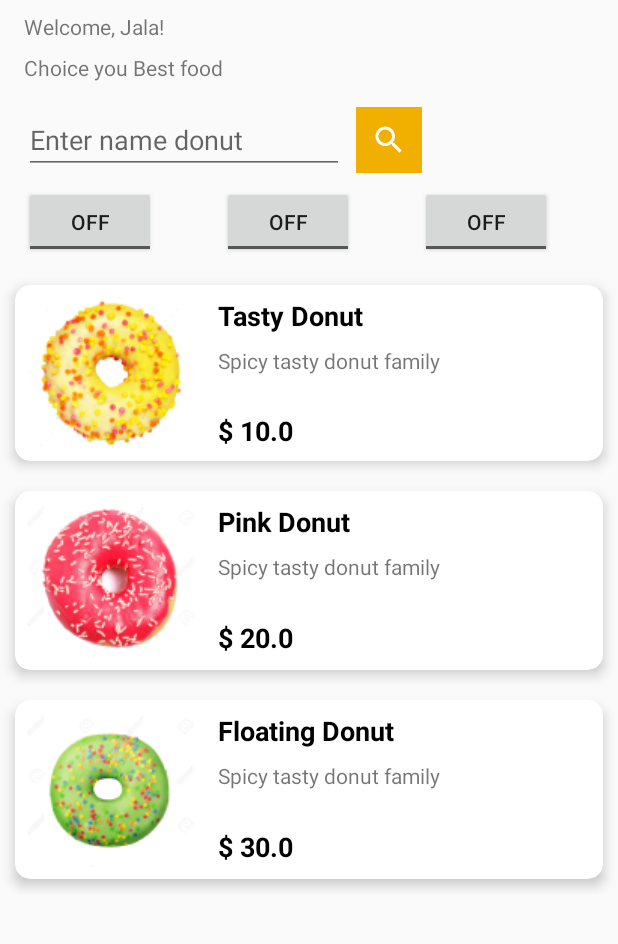
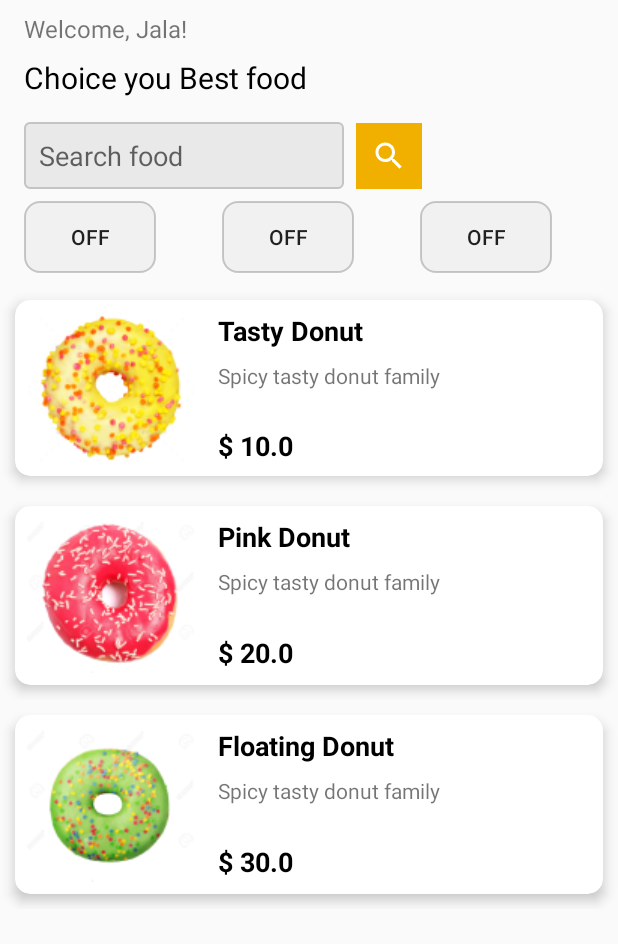
Before and after one commit to fankao/ANDROI-FRAGMENT-PRACTICE, an Android app: the screen it shows after launch (MainActivity), on a phone screen of 412 x 824 dp. Shown: the top 944 px of the screen. Run offline under Robolectric (Android 15) with nearby library versions, the phone set to English and light mode, and no system bars.

Commit message:
update UI

```diff
--- a/app/src/main/java/com/newtech/android/fragmentpratice/DonutAdapter.java
+++ b/app/src/main/java/com/newtech/android/fragmentpratice/DonutAdapter.java
@@ -51,6 +51,11 @@ public class DonutAdapter extends RecyclerView.Adapter<DonutAdapter.DonutViewHol
         return mDonutDTOS.size();
     }
 
+    public void setDonutDTOS(List<DonutDTO> donutDTOS) {
+        mDonutDTOS = donutDTOS;
+        notifyDataSetChanged();
+    }
+
     public class DonutViewHolder extends RecyclerView.ViewHolder implements View.OnClickListener {
         ImageView imageDonut;
         TextView txtNameDonut,txtDescDonut,txtPrice;
--- a/app/src/main/java/com/newtech/android/fragmentpratice/ListDonutFragment.java
+++ b/app/src/main/java/com/newtech/android/fragmentpratice/ListDonutFragment.java
@@ -9,10 +9,15 @@ import androidx.fragment.app.Fragment;
 import androidx.recyclerview.widget.LinearLayoutManager;
 import androidx.recyclerview.widget.RecyclerView;
 
+import android.text.Editable;
+import android.text.TextUtils;
+import android.text.TextWatcher;
 import android.util.Log;
 import android.view.LayoutInflater;
 import android.view.View;
 import android.view.ViewGroup;
+import android.widget.EditText;
+import android.widget.ImageButton;
 
 import com.newtech.android.fragmentpratice.model.DonutDTO;
 import com.newtech.android.fragmentpratice.model.DonutLab;
@@ -28,6 +33,9 @@ public class ListDonutFragment extends Fragment {
     RecyclerView recyclerDonut;
     DonutAdapter mDonutAdapter;
     List<DonutDTO> mDonutDTOS;
+
+    EditText edtSearch;
+    ImageButton btnSearch;
 
     private CallBack mCallBack;
 
@@ -71,6 +79,44 @@ public class ListDonutFragment extends Fragment {
             }
         });
 
+        edtSearch = view.findViewById(R.id.edtSearch);
+        //sự kiện xoá từ khoá tìm kiếm
+        edtSearch.addTextChangedListener(new TextWatcher() {
+            @Override
+            public void beforeTextChanged(CharSequence s, int start, int count, int after) {
+
+            }
+
+            @Override
+            public void onTextChanged(CharSequence s, int start, int before, int count) {
+                if(count == 0){
+                    //hiện lại danh sách ban đầu sau khi xoá hết
+                    mDonutDTOS.clear();
+                    mDonutAdapter.setDonutDTOS(DonutLab.getInstance(getActivity()).getDonutDTOS());
+                }
+            }
+
+            @Override
+            public void afterTextChanged(Editable s) {
+            }
+        });
+
+        btnSearch = view.findViewById(R.id.btnSearch);
+        btnSearch.setOnClickListener(new View.OnClickListener() {
+            @Override
+            public void onClick(View v) {
+                if(TextUtils.isEmpty(edtSearch.getText().toString())){
+                    edtSearch.setError("enter donut name is requires");
+                    return;
+                }
+                String keyword = edtSearch.getText().toString();
+                List<DonutDTO> donutSearched = DonutLab.getInstance(getActivity())
+                        .getDonutByNameContaining(keyword);
+                Log.d(this.getClass().getSimpleName(),donutSearched.size()+"");
+                mDonutAdapter.setDonutDTOS(donutSearched);
+            }
+        });
+
         return view;
     }
 
--- a/app/src/main/java/com/newtech/android/fragmentpratice/model/DonutLab.java
+++ b/app/src/main/java/com/newtech/android/fragmentpratice/model/DonutLab.java
@@ -1,6 +1,7 @@
 package com.newtech.android.fragmentpratice.model;
 
 import android.content.Context;
+import android.text.TextUtils;
 import android.util.Log;
 
 import com.newtech.android.fragmentpratice.R;
@@ -53,4 +54,14 @@ public class DonutLab {
         return null;
     }
 
+    public List<DonutDTO> getDonutByNameContaining(final String keyword){
+        List<DonutDTO> donutsSearched = new ArrayList<>();
+        for (DonutDTO item : mDonutDTOS) {
+            if(item.getName().trim().toLowerCase().contains(keyword)){
+                donutsSearched.add(item);
+            }
+        }
+        return donutsSearched;
+    }
+
 }
--- /dev/null
+++ b/app/src/main/res/drawable/edit_text_search_shap.xml
@@ -0,0 +1,7 @@
+<?xml version="1.0" encoding="utf-8"?>
+<shape android:shape="rectangle" xmlns:android="http://schemas.android.com/apk/res/android">
+    <solid android:color="#1A4D4D4D"/>
+    <corners android:radius="3dp"/>
+    <stroke android:color="#C4C4C4" android:width="1dp"/>
+    <padding android:left="10dp" android:top="10dp" android:bottom="10dp"/>
+</shape>
--- /dev/null
+++ b/app/src/main/res/drawable/toggle_button_checked.xml
@@ -0,0 +1,6 @@
+<?xml version="1.0" encoding="utf-8"?>
+<shape android:shape="rectangle" xmlns:android="http://schemas.android.com/apk/res/android">
+    <corners android:radius="10dp"/>
+    <stroke android:color="#33000000" android:width="1dp"/>
+    <solid android:color="#F1B000"/>
+</shape>
--- /dev/null
+++ b/app/src/main/res/drawable/toggle_button_selector.xml
@@ -0,0 +1,5 @@
+<?xml version="1.0" encoding="utf-8"?>
+<selector xmlns:android="http://schemas.android.com/apk/res/android">
+    <item android:state_checked="true" android:drawable="@drawable/toggle_button_checked"/>
+    <item android:state_checked="false" android:drawable="@drawable/toggle_button_unchecked"/>
+</selector>
--- /dev/null
+++ b/app/src/main/res/drawable/toggle_button_unchecked.xml
@@ -0,0 +1,6 @@
+<?xml version="1.0" encoding="utf-8"?>
+<shape android:shape="rectangle" xmlns:android="http://schemas.android.com/apk/res/android">
+    <corners android:radius="10dp"/>
+    <stroke android:color="#33000000" android:width="1dp"/>
+    <solid android:color="#2BC4C4C4"/>
+</shape>
--- a/app/src/main/res/layout/fragment_list_donut.xml
+++ b/app/src/main/res/layout/fragment_list_donut.xml
@@ -24,6 +24,7 @@
         android:layout_marginStart="16dp"
         android:layout_marginTop="8dp"
         android:text="Welcome, Jala!"
+        android:textSize="16sp"
         app:layout_constraintStart_toStartOf="parent"
         app:layout_constraintTop_toTopOf="parent" />
 
@@ -34,23 +35,26 @@
         android:layout_marginStart="16dp"
         android:layout_marginTop="8dp"
         android:text="Choice you Best food"
+        android:textColor="@android:color/black"
+        android:textSize="20sp"
         app:layout_constraintStart_toStartOf="parent"
         app:layout_constraintTop_toBottomOf="@+id/textView" />
 
     <EditText
-        android:id="@+id/editTextTextPersonName"
+        android:id="@+id/edtSearch"
         android:layout_width="0dp"
         android:layout_height="wrap_content"
         android:layout_marginStart="16dp"
         android:layout_marginTop="16dp"
+        android:background="@drawable/edit_text_search_shap"
         android:ems="10"
-        android:hint="Enter name donut"
+        android:hint="Search food "
         android:inputType="textPersonName"
         app:layout_constraintStart_toStartOf="parent"
         app:layout_constraintTop_toBottomOf="@+id/textView2" />
 
     <ImageButton
-        android:id="@+id/imageButton"
+        android:id="@+id/btnSearch"
         android:layout_width="wrap_content"
         android:layout_height="wrap_content"
         android:layout_marginStart="8dp"
@@ -58,11 +62,11 @@
         android:padding="10dp"
         android:scaleType="fitXY"
         android:src="@drawable/ic_baseline_search_24"
-        app:layout_constraintBottom_toBottomOf="@+id/editTextTextPersonName"
+        app:layout_constraintBottom_toBottomOf="@+id/edtSearch"
         app:layout_constraintEnd_toEndOf="parent"
         app:layout_constraintHorizontal_bias="0.0"
-        app:layout_constraintStart_toEndOf="@+id/editTextTextPersonName"
-        app:layout_constraintTop_toTopOf="@+id/editTextTextPersonName" />
+        app:layout_constraintStart_toEndOf="@+id/edtSearch"
+        app:layout_constraintTop_toTopOf="@+id/edtSearch" />
 
     <ToggleButton
         android:id="@+id/toggleButton"
@@ -70,14 +74,16 @@
         android:layout_height="wrap_content"
         android:layout_marginStart="16dp"
         android:layout_marginTop="8dp"
+        android:background="@drawable/toggle_button_selector"
         android:text="ToggleButton"
         app:layout_constraintStart_toStartOf="parent"
-        app:layout_constraintTop_toBottomOf="@+id/editTextTextPersonName" />
+        app:layout_constraintTop_toBottomOf="@+id/edtSearch" />
 
     <ToggleButton
         android:id="@+id/toggleButton2"
         android:layout_width="wrap_content"
         android:layout_height="wrap_content"
+        android:background="@drawable/toggle_button_selector"
         android:text="ToggleButton"
         app:layout_constraintBottom_toBottomOf="@+id/toggleButton"
         app:layout_constraintEnd_toStartOf="@+id/toggleButton3"
@@ -89,6 +95,7 @@
         android:id="@+id/toggleButton3"
         android:layout_width="wrap_content"
         android:layout_height="wrap_content"
+        android:background="@drawable/toggle_button_selector"
         android:text="ToggleButton"
         app:layout_constraintBottom_toBottomOf="@+id/toggleButton2"
         app:layout_constraintEnd_toEndOf="parent"
```
